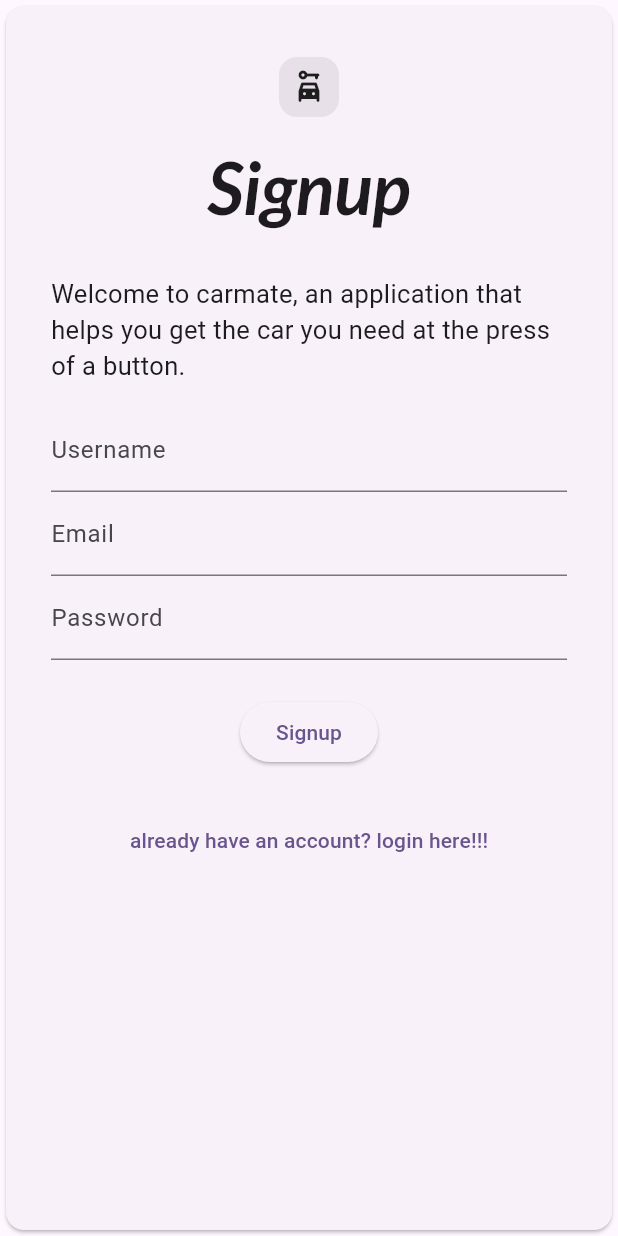
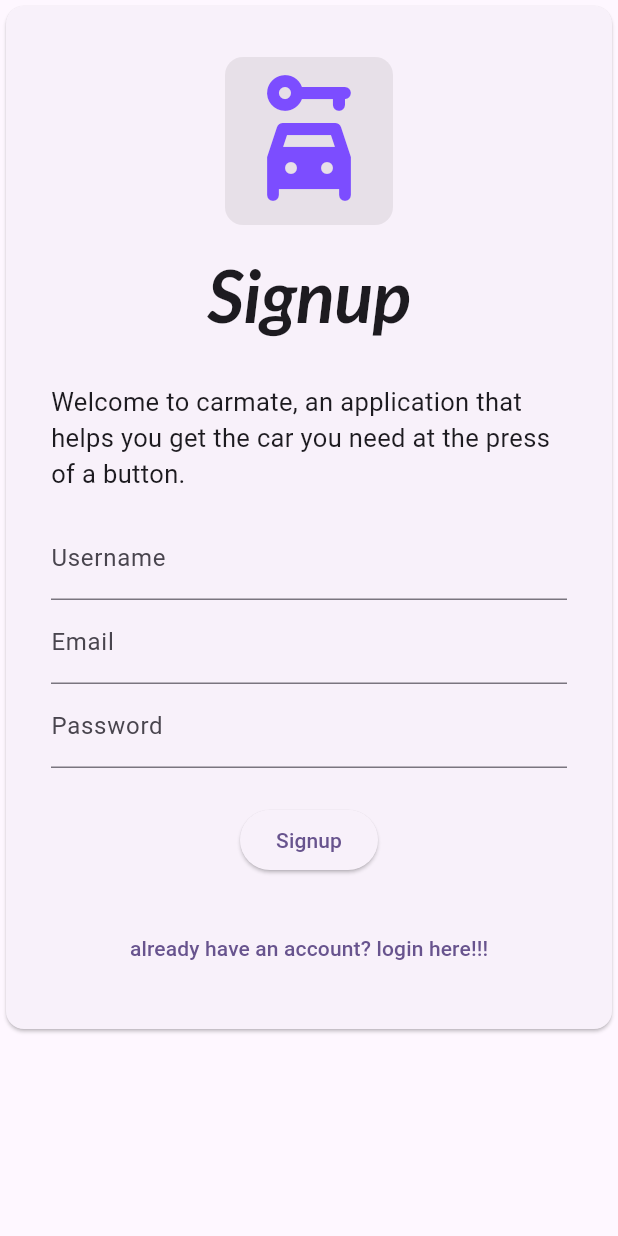
Before and after one commit to Buteya/carmate, a Flutter app: the screen it shows after launch, on a phone screen of 412 x 824 dp. Run offline on Flutter 3.47's test engine with Material 3 defaults, Android fonts, the light colour scheme and no system bars; our stand-ins replace google_fonts.

Commit message:
signupscreen design upgrade

```diff
--- a/lib/screens/auth/signupscreen.dart
+++ b/lib/screens/auth/signupscreen.dart
@@ -19,7 +19,8 @@ class _SignupScreenState extends State<SignupScreen> {
   @override
   Widget build(BuildContext context) {
     return Scaffold(
-      body: Form(
+      body: SingleChildScrollView(
+        child: Form(
           key: _formKey,
           child: Card(
             child: Container(
@@ -28,7 +29,8 @@ class _SignupScreenState extends State<SignupScreen> {
                 children: [
                   const Card.filled(child: Padding(
                     padding: EdgeInsets.all(8.0),
-                  child: Icon(Icons.car_rental_rounded,opticalSize: 96,),
+                    child: Icon(Icons.car_rental_rounded,size: 96,color: Colors.deepPurpleAccent
+                      ,),
                   ),),
                   Padding(
                     padding: const EdgeInsets.symmetric(vertical: 16.0),
@@ -117,6 +119,7 @@ class _SignupScreenState extends State<SignupScreen> {
             ),
           ),
         ),
+      ),
     );
   }
 }
```
Lines whose indentation alone changed are shown as unchanged.
